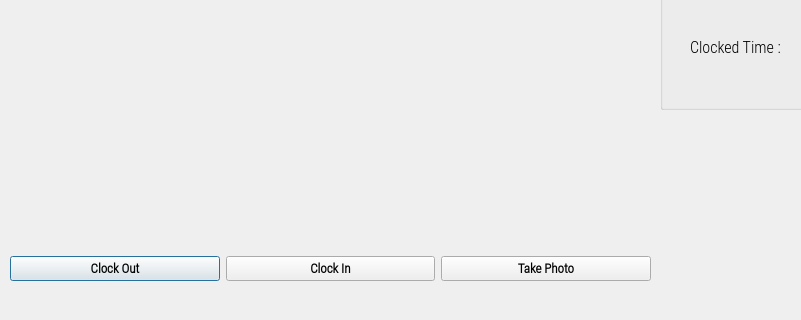
First picture: the form in Face_Detection_PyQt_Final/outputwindow.ui, repository sonata18/face, before the edit; both pictures show x 0 to 801 and y 271 to 591 of the 951 by 591 pixel window.
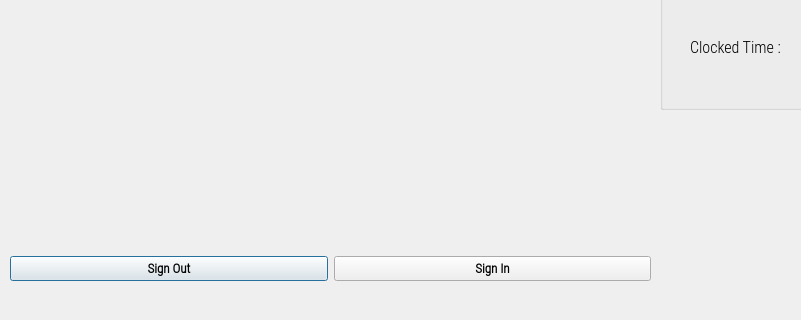
Second picture: the form after the edit. Icons and pictures are not drawn.

What changed in the file:
```diff
--- a/Face_Detection_PyQt_Final/outputwindow.ui
+++ b/Face_Detection_PyQt_Final/outputwindow.ui
@@ -80,7 +80,7 @@
        </font>
       </property>
       <property name="text">
-       <string>Clock Out</string>
+       <string>Sign Out</string>
       </property>
       <property name="checkable">
        <bool>true</bool>
@@ -97,27 +97,13 @@
        </font>
       </property>
       <property name="text">
-       <string>Clock In</string>
+       <string>Sign In</string>
       </property>
       <property name="checkable">
        <bool>true</bool>
       </property>
      </widget>
     </item>
-    <item>
-     <widget class="QPushButton" name="TakePhotoButton">
-      <property name="font">
-       <font>
-        <family>Roboto Condensed Light</family>
-        <pointsize>10</pointsize>
-        <bold>true</bold>
-       </font>
-      </property>
-      <property name="text">
-       <string>Take Photo</string>
-      </property>
-     </widget>
-    </item>
    </layout>
   </widget>
   <widget class="QWidget" name="gridLayoutWidget">
```
